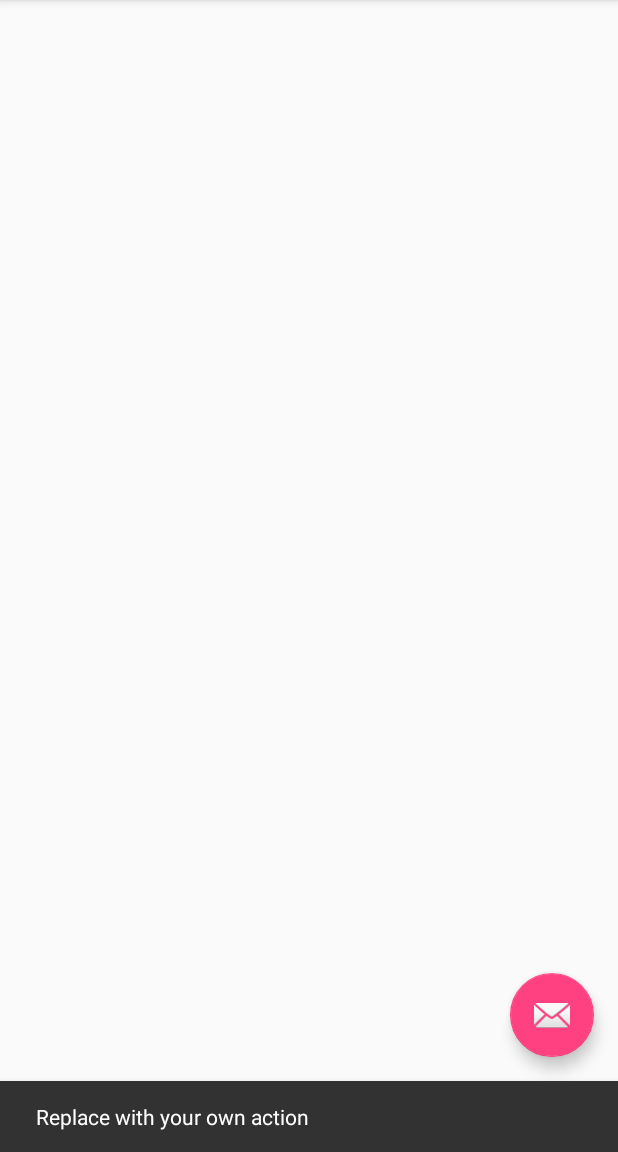
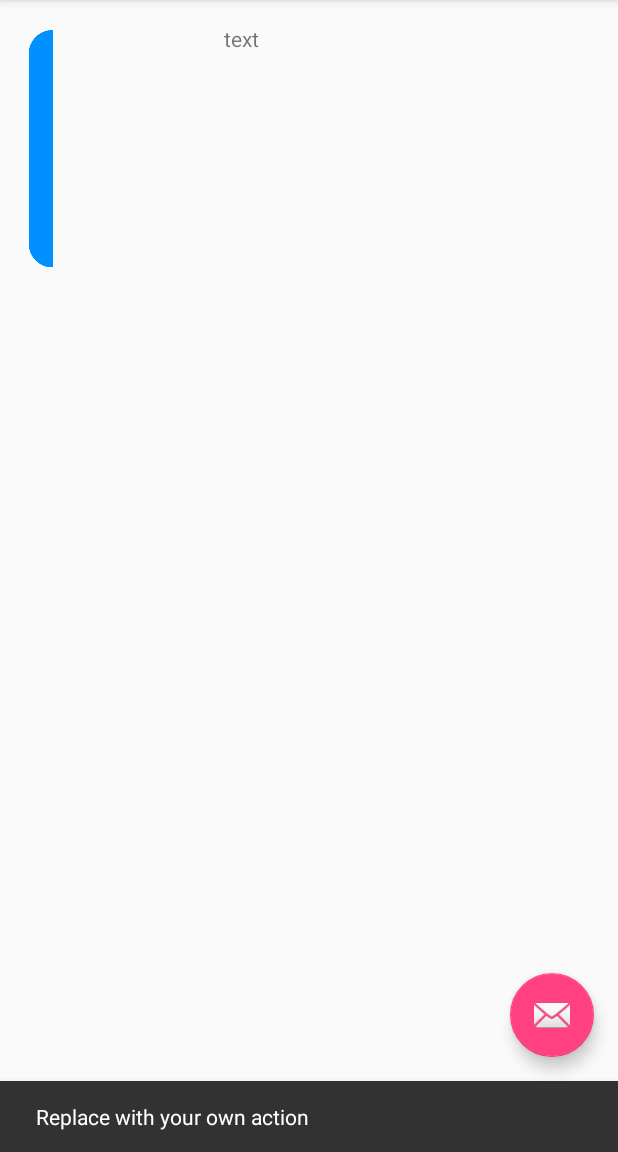
Before and after one commit to ahmedosama20/TheDolab, an Android app: the screen it shows after launch (DolabMainViewActivity), after a tap on an icon or button, on a phone screen of 412 x 824 dp, the part 84-1236 px from its top. Run offline under Robolectric (Android 15) with nearby library versions, the phone set to English and light mode, and no system bars.

Commit message:
card_layout w mesh sha3'al - OA

```diff
--- a/app/src/main/java/com/dolab/thedolab/DolabMainViewActivity.java
+++ b/app/src/main/java/com/dolab/thedolab/DolabMainViewActivity.java
@@ -1,5 +1,8 @@
 package com.dolab.thedolab;
 
+import android.content.res.AssetManager;
+import android.graphics.Bitmap;
+import android.graphics.BitmapFactory;
 import android.os.Bundle;
 import android.support.design.widget.FloatingActionButton;
 import android.support.design.widget.Snackbar;
@@ -9,6 +12,12 @@ import android.view.View;
 import android.view.Menu;
 import android.view.MenuItem;
 import android.view.ViewGroup;
+import android.widget.ImageView;
+import android.widget.LinearLayout;
+import android.widget.TextView;
+
+import java.io.IOException;
+import java.io.InputStream;
 
 public class DolabMainViewActivity extends AppCompatActivity {
 
@@ -28,8 +37,31 @@ public class DolabMainViewActivity extends AppCompatActivity {
             }
         });
 
+        LinearLayout horizontal = (LinearLayout) findViewById(R.id.LinearView);
+
+        ImageView card = (ImageView) findViewById(R.id.imageVieww);
+        //card.setImageBitmap(GetBitmapFromImage("blue.png"));
+        //horizontal.addView(card);
+
+        TextView text = new TextView(this);
+        text.setText("text");
+        horizontal.addView(text);
+    }
+
+    private Bitmap GetBitmapFromImage(String name) {
+        AssetManager assetManager = this.getAssets();
+        InputStream stream = null;
+
+        try {
+            stream = assetManager.open(name);
+            return BitmapFactory.decodeStream(stream);
+        } catch (IOException e) {
+            e.printStackTrace();
+            return null;
+        }
 
     }
+
 
     @Override
     public boolean onCreateOptionsMenu(Menu menu) {
--- a/app/src/main/res/layout/content_dolab_main_view.xml
+++ b/app/src/main/res/layout/content_dolab_main_view.xml
@@ -1,5 +1,5 @@
 <?xml version="1.0" encoding="utf-8"?>
-<RelativeLayout xmlns:android="http://schemas.android.com/apk/res/android"
+<LinearLayout xmlns:android="http://schemas.android.com/apk/res/android"
     xmlns:app="http://schemas.android.com/apk/res-auto"
     xmlns:tools="http://schemas.android.com/tools"
     android:layout_width="match_parent"
@@ -14,4 +14,29 @@
     android:id="@+id/myview">
 
 
-</RelativeLayout>
+    <HorizontalScrollView
+        android:layout_width="match_parent"
+        android:layout_height="wrap_content"
+        android:id="@+id/horizontalScrollView"
+        android:layout_alignParentTop="true"
+        android:layout_alignParentStart="true" >
+
+        <LinearLayout
+            android:orientation="horizontal"
+            android:layout_width="wrap_content"
+            android:layout_height="wrap_content"
+            android:id="@+id/LinearView">
+
+            <ImageView
+                android:layout_width="wrap_content"
+                android:layout_height="wrap_content"
+                android:id="@+id/imageVieww"
+                android:layout_centerVertical="true"
+                android:layout_centerHorizontal="true"
+                android:src="@mipmap/blue"/>
+
+        </LinearLayout>
+    </HorizontalScrollView>
+
+
+</LinearLayout>
```
